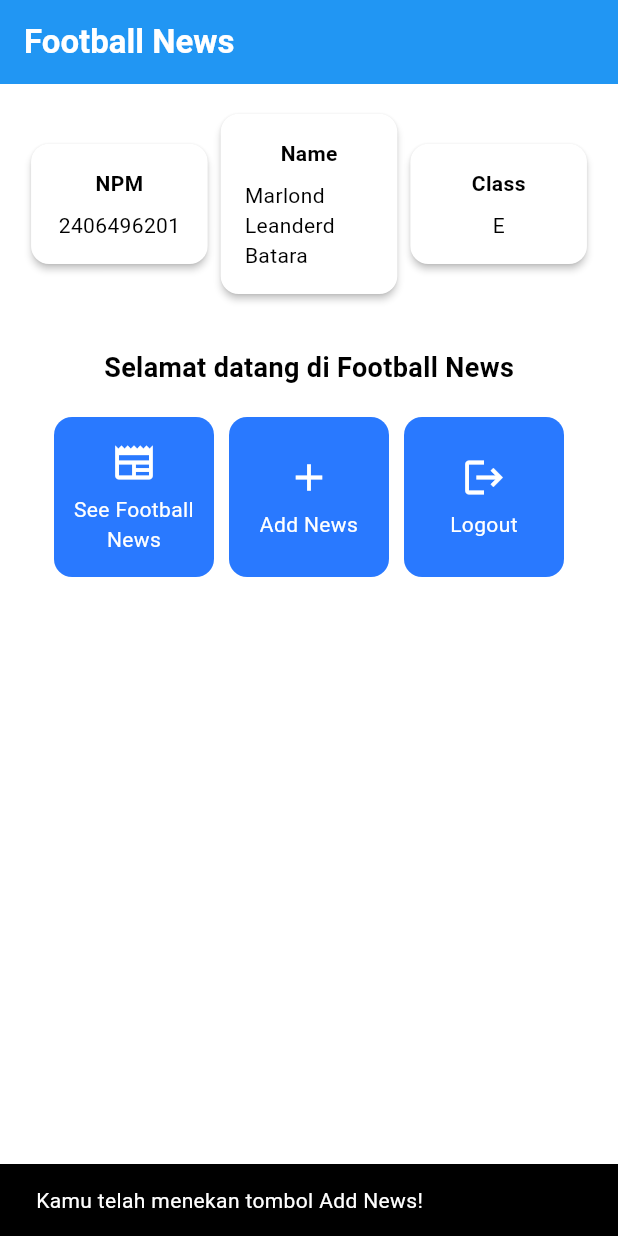
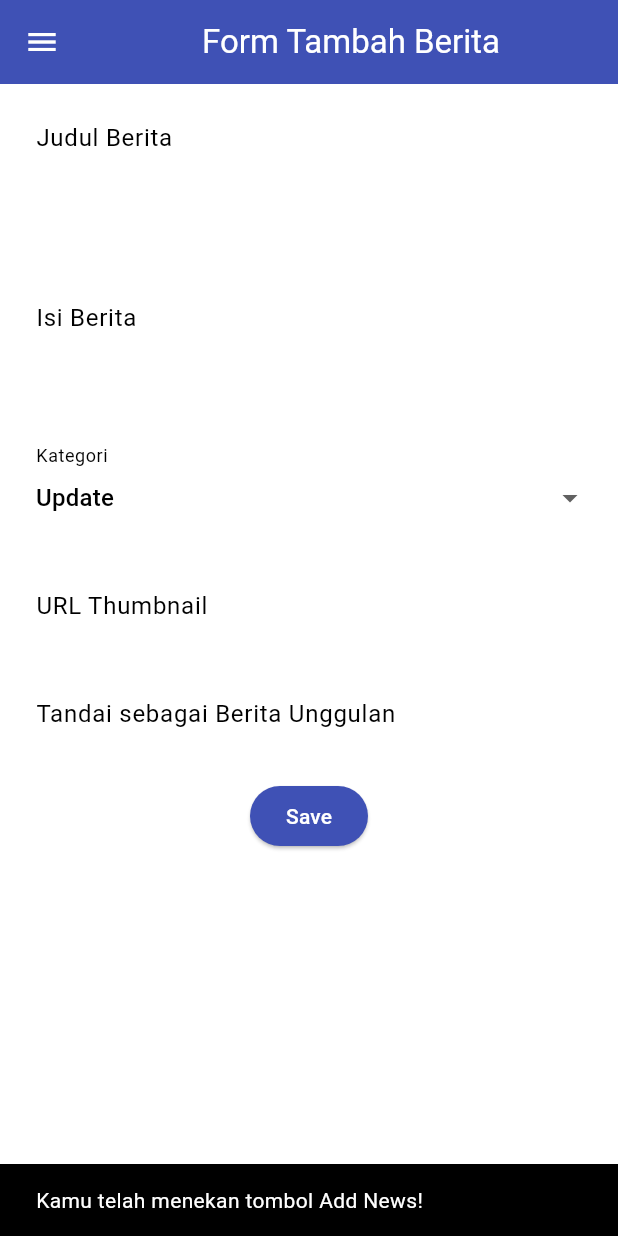
Before and after one commit to marlonderd/football-news-mobile, a Flutter app: the screen it shows after launch, after a tap on "Add News", on a phone screen of 412 x 824 dp. Run offline on Flutter 3.47's test engine with Material 3 defaults, Android fonts, the phone set to English and light mode, and no system bars.

Commit message:
Tutorial 7 selesai

```diff
--- a/lib/main.dart
+++ b/lib/main.dart
@@ -1,5 +1,6 @@
 import 'package:flutter/material.dart';
-import 'package:football_news/menu.dart';
+import 'package:football_news/screens/menu.dart';
+import 'package:football_news/screens/newslist_form.dart';
 
 void main() {
   runApp(const MyApp());
@@ -32,8 +33,7 @@ class MyApp extends StatelessWidget {
         colorScheme: ColorScheme.fromSwatch(primarySwatch: Colors.blue)
             .copyWith(secondary: Colors.blueAccent[400]),
       ),
-      home: MyHomePage( colorScheme: ColorScheme.fromSwatch(primarySwatch: Colors.blue)
-          .copyWith(secondary: Colors.blueAccent[400]),),
+      home: MyHomePage(),
     );
   }
 }
--- a/lib/menu.dart
+++ b/lib/screens/menu.dart
@@ -1,7 +1,10 @@
 import 'package:flutter/material.dart';
+import 'package:football_news/widgets/left_drawer.dart';
+import 'package:football_news/screens/newslist_form.dart';
+import 'package:football_news/widgets/news_card.dart';
 
 class MyHomePage extends StatelessWidget {
-  MyHomePage({super.key, required ColorScheme colorScheme});
+  MyHomePage({super.key});
 
   final String nama = "Marlond Leanderd Batara"; //nama
   final String npm = "2406496201"; //npm
@@ -17,9 +20,9 @@ class MyHomePage extends StatelessWidget {
   Widget build(BuildContext context) {
     // Scaffold menyediakan struktur dasar halaman dengan AppBar dan body.
     return Scaffold(
-      // AppBar adalah bagian atas halaman yang menampilkan judul.
       appBar: AppBar(
         // Judul aplikasi "Football News" dengan teks putih dan tebal.
+
         title: const Text(
           'Football News',
           style: TextStyle(
@@ -28,11 +31,9 @@ class MyHomePage extends StatelessWidget {
           ),
         ),
         // Warna latar belakang AppBar diambil dari skema warna tema aplikasi.
-        backgroundColor: Theme
-            .of(context)
-            .colorScheme
-            .primary,
+        backgroundColor: Theme.of(context).colorScheme.primary,
       ),
+      drawer: LeftDrawer(),
       // Body halaman dengan padding di sekelilingnya.
       body: Padding(
         padding: const EdgeInsets.all(16.0),
@@ -154,12 +155,20 @@ class ItemCard extends StatelessWidget {
       child: InkWell(
         // Aksi ketika kartu ditekan.
         onTap: () {
-          // Menampilkan pesan SnackBar saat kartu ditekan.
+        // Memunculkan SnackBar ketika diklik
           ScaffoldMessenger.of(context)
             ..hideCurrentSnackBar()
-            ..showSnackBar(
-                SnackBar(content: Text("Kamu telah menekan tombol ${item.name}!"))
-            );
+            ..showSnackBar(SnackBar(
+                content: Text("Kamu telah menekan tombol ${item.name}!")));
+
+          // Navigate ke route yang sesuai (tergantung jenis tombol)
+          if (item.name == "Add News") {
+            Navigator.pushReplacement(
+            context,
+            MaterialPageRoute(
+              builder: (context) => const NewsFormPage(),
+            ));
+          }
         },
         // Container untuk menyimpan Icon dan Text
         child: Container(
--- /dev/null
+++ b/lib/screens/newslist_form.dart
@@ -0,0 +1,211 @@
+import 'package:flutter/material.dart';
+import 'package:football_news/widgets/left_drawer.dart';
+// TODO: Impor drawer yang sudah dibuat sebelumnya
+
+class NewsFormPage extends StatefulWidget {
+    const NewsFormPage({super.key});
+
+
+    @override
+    State<NewsFormPage> createState() => _NewsFormPageState();
+}
+
+class _NewsFormPageState extends State<NewsFormPage> {
+
+  final _formKey = GlobalKey<FormState>();
+  String _title = "";
+  String _content = "";
+  String _category = "update"; // default
+  String _thumbnail = "";
+  bool _isFeatured = false; // default
+
+  final List<String> _categories = [
+    'transfer',
+    'update',
+    'exclusive',
+    'match',
+    'rumor',
+    'analysis',
+  ];
+    @override
+    Widget build(BuildContext context) {
+        return Scaffold(
+          appBar: AppBar(
+            title: const Center(
+              child: Text(
+                'Form Tambah Berita',
+              ),
+            ),
+            backgroundColor: Colors.indigo,
+            foregroundColor: Colors.white,
+          ),
+          drawer: LeftDrawer(),
+          body: Form(
+            key: _formKey,
+            child: SingleChildScrollView(
+              child: Column(
+              crossAxisAlignment: CrossAxisAlignment.start,
+              children:[
+                // === Title ===
+                Padding(
+                  padding: const EdgeInsets.all(8.0),
+                  child: TextFormField(
+                    decoration: InputDecoration(
+                      hintText: "Judul Berita",
+                      labelText: "Judul Berita",
+                      border: OutlineInputBorder(
+                        borderRadius: BorderRadius.circular(5.0),
+                      ),
+                    ),
+                    onChanged: (String? value) {
+                      setState(() {
+                        _title = value!;
+                      });
+                    },
+                    validator: (String? value) {
+                      if (value == null || value.isEmpty) {
+                        return "Judul tidak boleh kosong!";
+                      }
+                      return null;
+                    },
+                  ),
+                ),
+                // === Content ===
+                Padding(
+                  padding: const EdgeInsets.all(8.0),
+                  child: TextFormField(
+                    maxLines: 5,
+                    decoration: InputDecoration(
+                      hintText: "Isi Berita",
+                      labelText: "Isi Berita",
+                      border: OutlineInputBorder(
+                        borderRadius: BorderRadius.circular(5.0),
+                      ),
+                    ),
+                    onChanged: (String? value) {
+                      setState(() {
+                        _content = value!;
+                      });
+                    },
+                    validator: (String? value) {
+                      if (value == null || value.isEmpty) {
+                        return "Isi berita tidak boleh kosong!";
+                      }
+                      return null;
+                    },
+                  ),
+                ),
+
+                // === Category ===
+                Padding(
+                  padding: const EdgeInsets.all(8.0),
+                  child: DropdownButtonFormField<String>(
+                    decoration: InputDecoration(
+                      labelText: "Kategori",
+                      border: OutlineInputBorder(
+                        borderRadius: BorderRadius.circular(5.0),
+                      ),
+                    ),
+                    value: _category,
+                    items: _categories
+                        .map((cat) => DropdownMenuItem(
+                              value: cat,
+                              child: Text(
+                                  cat[0].toUpperCase() + cat.substring(1)),
+                            ))
+                        .toList(),
+                    onChanged: (String? newValue) {
+                      setState(() {
+                        _category = newValue!;
+                      });
+                    },
+                  ),
+                ),
+
+                // === Thumbnail URL ===
+                Padding(
+                  padding: const EdgeInsets.all(8.0),
+                  child: TextFormField(
+                    decoration: InputDecoration(
+                      hintText: "URL Thumbnail (opsional)",
+                      labelText: "URL Thumbnail",
+                      border: OutlineInputBorder(
+                        borderRadius: BorderRadius.circular(5.0),
+                      ),
+                    ),
+                    onChanged: (String? value) {
+                      setState(() {
+                        _thumbnail = value!;
+                      });
+                    },
+                  ),
+                ),
+
+                // === Is Featured ===
+                Padding(
+                  padding: const EdgeInsets.all(8.0),
+                  child: SwitchListTile(
+                    title: const Text("Tandai sebagai Berita Unggulan"),
+                    value: _isFeatured,
+                    onChanged: (bool value) {
+                      setState(() {
+                        _isFeatured = value;
+                      });
+                    },
+                  ),
+                ),
+                // === Tombol Simpan ===
+                Align(
+                  alignment: Alignment.bottomCenter,
+                  child: Padding(
+                    padding: const EdgeInsets.all(8.0),
+                    child: ElevatedButton(
+                      style: ButtonStyle(
+                        backgroundColor:
+                            MaterialStateProperty.all(Colors.indigo),
+                      ),
+                      onPressed: () {
+                        if (_formKey.currentState!.validate()) {
+                          showDialog(
+                            context: context,
+                            builder: (context) {
+                              return AlertDialog(
+                                title: const Text('Berita berhasil tersimpan'),
+                                content: SingleChildScrollView(
+                                  child: Column(
+                                    crossAxisAlignment:
+                                        CrossAxisAlignment.start,
+                                    children: [
+                                      Text('Judul: $_title'),
+                                      // TODO: Munculkan value-value lainnya
+                                    ],
+                                  ),
+                                ),
+                                actions: [
+                                  TextButton(
+                                    child: const Text('OK'),
+                                    onPressed: () {
+                                      Navigator.pop(context);
+                                    },
+                                  ),
+                                ],
+                              );
+                            },
+                          );
+                        _formKey.currentState!.reset();
+                        }
+                      },
+                      child: const Text(
+                        "Save",
+                        style: TextStyle(color: Colors.white),
+                      ),
+                    ),
+                  ),
+                ),
+              ],
+            ),
+          ),
+        ),
+      );
+    }
+}
--- /dev/null
+++ b/lib/widgets/left_drawer.dart
@@ -0,0 +1,79 @@
+import 'package:flutter/material.dart';
+import 'package:football_news/screens/menu.dart';
+import 'package:football_news/screens/newslist_form.dart';
+
+class LeftDrawer extends StatelessWidget {
+  const LeftDrawer({super.key});
+
+  @override
+  Widget build(BuildContext context) {
+    return Drawer(
+      child: ListView(
+        children: [
+          const DrawerHeader(
+            decoration: BoxDecoration(
+              color: Colors.blue,
+            ),
+            child: Column(
+              children: [
+                Text(
+                  'Football News',
+                  textAlign: TextAlign.center,
+                  style: TextStyle(
+                    fontSize: 30,
+                    fontWeight: FontWeight.bold,
+                    color: Colors.white,
+                  ),
+                ),
+                Padding(padding: EdgeInsets.all(10)),
+                Text("Seluruh berita sepak bola terkini di sini!",
+                    textAlign: TextAlign.center,
+                    style: TextStyle(
+                    fontSize: 15,
+                    color: Colors.white,
+                    fontWeight: FontWeight.normal,
+                    ),
+                ),
+              ],
+            ),
+          ),
+          ListTile(
+            leading: const Icon(Icons.home_outlined),
+            title: const Text('Home'),
+            // Bagian redirection ke MyHomePage
+            onTap: () {
+              Navigator.pushReplacement(
+                  context,
+                  MaterialPageRoute(
+                    builder: (context) => MyHomePage(),
+                  ));
+            },
+          ),
+          ListTile(
+            leading: const Icon(Icons.post_add),
+            title: const Text('Add News'),
+            // Bagian redirection ke NewsFormPage
+            onTap: () {
+              Navigator.pushReplacement(
+                  context,
+                  MaterialPageRoute(
+                    builder: (context) => const NewsFormPage(),
+                  ));
+            },
+          ),
+          ListTile(
+            leading: const Icon(Icons.newspaper),
+            title: const Text('See Football News'),
+            onTap: () {
+              ScaffoldMessenger.of(context).showSnackBar(
+                const SnackBar(
+                  content: Text("Anda telah menekan tombol See Football News!"),
+                ),
+              );
+            },
+          ),
+        ],
+      ),
+    );
+  }
+}
```
Also changed, not shown: lib/widgets/news_card.dart (added, +199 -0 lines).
